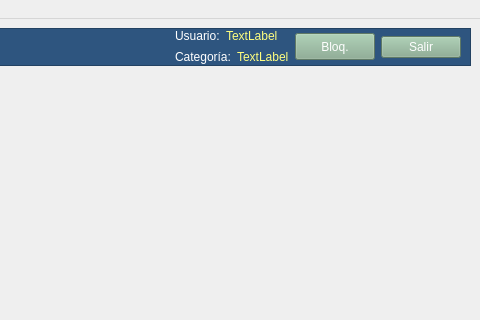
This is mainwindow.ui in arcnexus/RedFoX as Qt 5 draws it before an edit; both pictures show x 765 to 1245 and y 0 to 320 of the 1245 by 487 pixel window. The edited form follows.
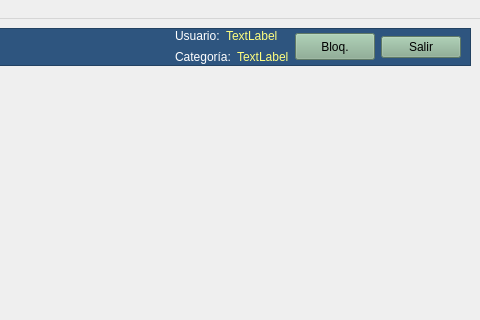
This is the edited form. Icons and pictures are not drawn.

```diff
--- a/mainwindow.ui
+++ b/mainwindow.ui
@@ -551,10 +551,10 @@
                <string>Salir de Maya</string>
               </property>
               <property name="autoFillBackground">
-               <bool>true</bool>
+               <bool>false</bool>
               </property>
               <property name="styleSheet">
-               <string notr="true">color: rgb(255, 255, 255);
+               <string notr="true">
 background-color: rgb(133, 170, 142);</string>
               </property>
               <property name="text">
@@ -774,10 +774,10 @@
                <string>Bloquear Maya</string>
               </property>
               <property name="autoFillBackground">
-               <bool>true</bool>
+               <bool>false</bool>
               </property>
               <property name="styleSheet">
-               <string notr="true">color: rgb(255, 255, 255);
+               <string notr="true">
 background-color: rgb(133, 170, 142);</string>
               </property>
               <property name="text">
```
Left out of the diff: 24 changed lines with no effect on the pictures.
